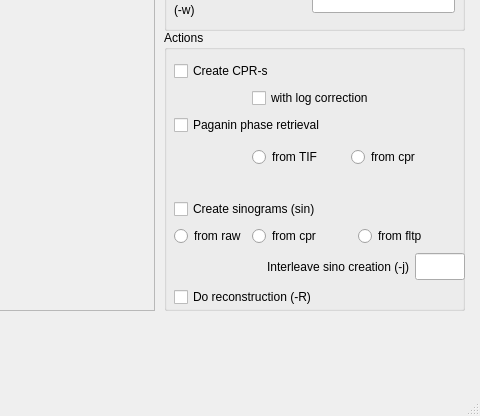
This is gui.ui in gnudo/grecoman as Qt 5 draws it before an edit; both pictures show x 776 to 1256 and y 529 to 945 of the 1256 by 945 pixel window. The edited form follows.
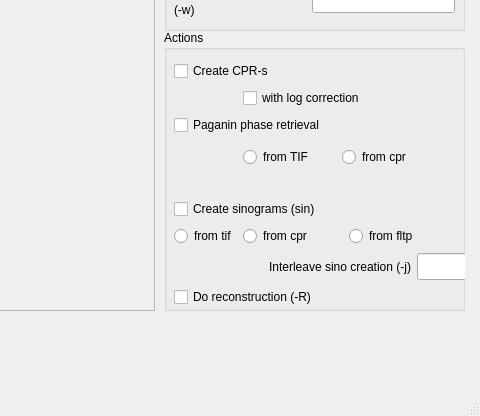
This is the edited form.

Commit message: CLOSE - task 23: Create sinograms w/o cpr-s http://github.com/gnudo/grecoman/issues/issue/23

```diff
--- a/gui.ui
+++ b/gui.ui
@@ -1247,7 +1247,7 @@
       <rect>
        <x>10</x>
        <y>30</y>
-       <width>291</width>
+       <width>293</width>
        <height>251</height>
       </rect>
      </property>
@@ -1372,7 +1372,7 @@
       <item row="5" column="0">
        <widget class="QRadioButton" name="sin_fromraw">
         <property name="text">
-         <string>from raw</string>
+         <string>from tif</string>
         </property>
        </widget>
       </item>
```
Left out of the diff: 2 changed lines with no effect on the pictures. The commit also changes 2 other files.
